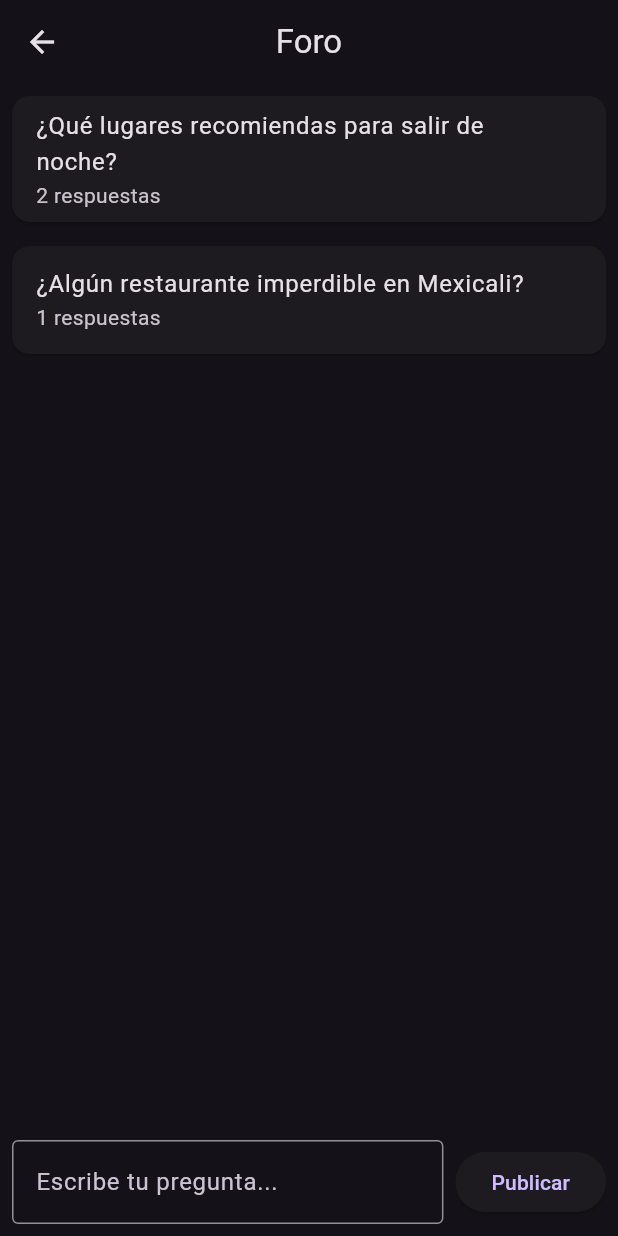
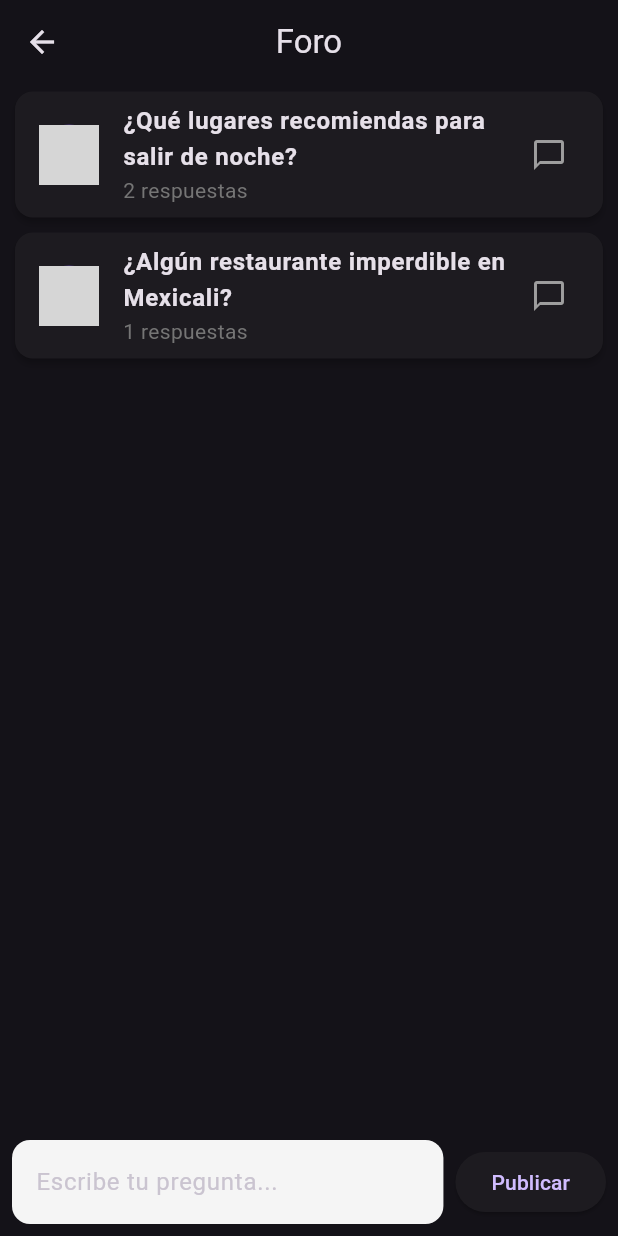
Before and after one commit to Jessebnda/Foreign, a Flutter app: the ForumScreen screen opened directly, on a phone screen of 412 x 824 dp. Run offline on Flutter 3.47's test engine with Material 3 defaults, Android fonts, the phone set to English and light mode, and no system bars; our stand-ins replace device_preview; grey boxes are pictures that could not be loaded.

Commit message:
update foro

```diff
--- a/lib/screens/forum_screen.dart
+++ b/lib/screens/forum_screen.dart
@@ -8,10 +8,12 @@ final List<Map<String, dynamic>> forumData = [
     "answers": [
       {
         "content": "Puedes ir al centro, hay varios bares y música en vivo.",
+        "likes": 5,
         "comments": ["Suena interesante", "Me apunto!"]
       },
       {
         "content": "También hay eventos en la zona del malecón los fines de semana.",
+        "likes": 2,
         "comments": ["Gracias por la info", "Me gusta la idea"]
       },
     ],
@@ -21,6 +23,7 @@ final List<Map<String, dynamic>> forumData = [
     "answers": [
       {
         "content": "Yo recomiendo 'La Casa Sonora', carne asada increíble.",
+        "likes": 7,
         "comments": ["¿Dónde queda?", "Amo la carne asada!"]
       }
     ],
@@ -52,9 +55,7 @@ class _ForumScreenState extends State<ForumScreen> {
   @override
   Widget build(BuildContext context) {
     return Scaffold(
-      appBar: AppBar(
-        title: const Text("Foro"),
-      ),
+      appBar: AppBar(title: const Text("Foro")),
       body: Column(
         children: [
           Expanded(
@@ -66,18 +67,31 @@ class _ForumScreenState extends State<ForumScreen> {
                   onTap: () {
                     Navigator.push(
                       context,
-                      MaterialPageRoute(
-                        builder: (_) => QuestionDetailScreen(question: question),
+                      PageRouteBuilder(
+                        pageBuilder: (_, __, ___) => QuestionDetailScreen(question: question),
+                        transitionsBuilder: (_, animation, __, child) {
+                          return FadeTransition(opacity: animation, child: child);
+                        },
                       ),
                     );
                   },
                   child: Card(
-                    margin: const EdgeInsets.all(8),
+                    shape: RoundedRectangleBorder(borderRadius: BorderRadius.circular(12)),
+                    elevation: 2,
+                    margin: const EdgeInsets.symmetric(vertical: 5, horizontal: 10),
                     child: ListTile(
-                      title: Text(question["title"]),
+                      leading: CircleAvatar(
+                        backgroundImage: AssetImage("assets/img7.jpg"),
+                      ),
+                      title: Text(
+                        question["title"],
+                        style: const TextStyle(fontWeight: FontWeight.bold),
+                      ),
                       subtitle: Text(
                         "${(question["answers"] as List).length} respuestas",
+                        style: TextStyle(color: Colors.grey[600]),
                       ),
+                      trailing: const Icon(Icons.chat_bubble_outline, color: Colors.grey),
                     ),
                   ),
                 );
@@ -91,9 +105,14 @@ class _ForumScreenState extends State<ForumScreen> {
                 Expanded(
                   child: TextField(
                     controller: _questionController,
-                    decoration: const InputDecoration(
+                    decoration: InputDecoration(
+                      filled: true,
+                      fillColor: Colors.grey[100],
                       hintText: "Escribe tu pregunta...",
-                      border: OutlineInputBorder(),
+                      border: OutlineInputBorder(
+                        borderRadius: BorderRadius.circular(12),
+                        borderSide: BorderSide.none,
+                      ),
                     ),
                   ),
                 ),
```
Also changed, not shown: lib/screens/question_detail_screen.dart (+27 -10 lines).
